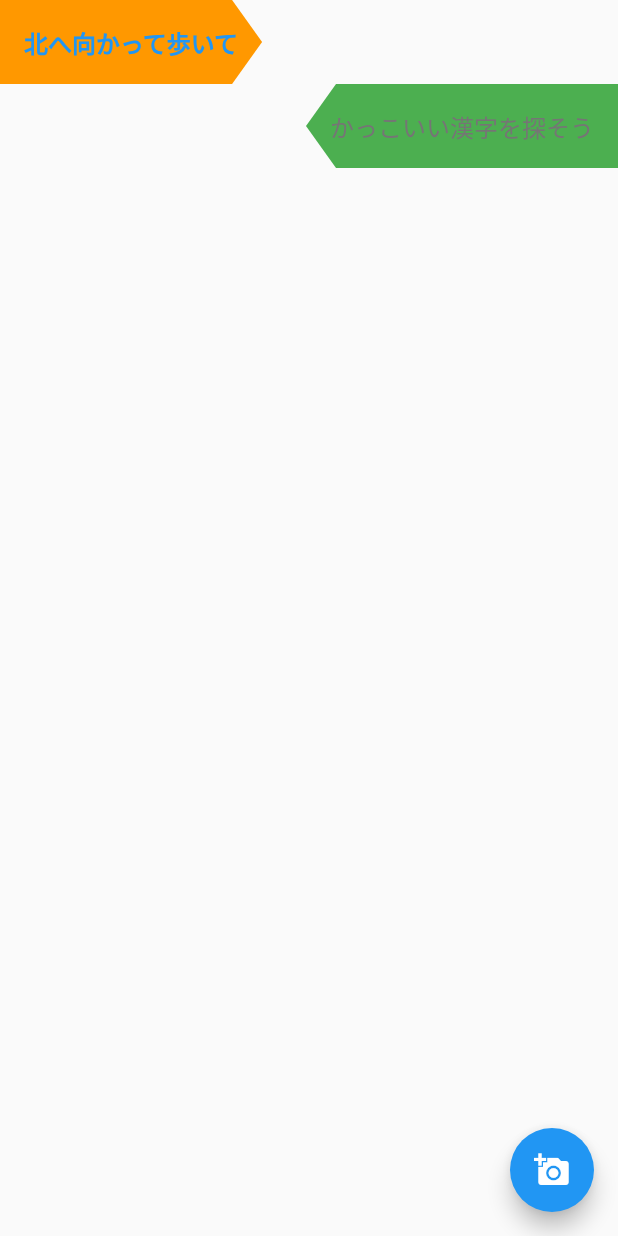
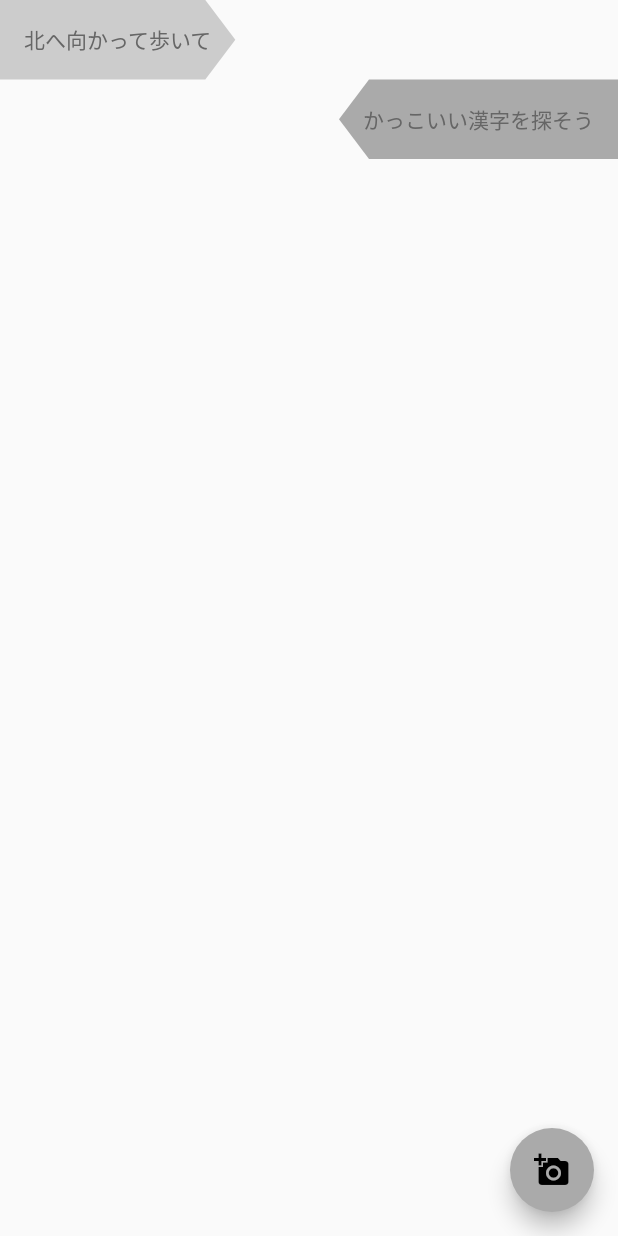
Before and after one commit to tubasasakunn/sanpo, a Flutter app: the screen it shows after launch, after a tap on "すたーと", on a phone screen of 412 x 824 dp. Run offline on Flutter 3.47's test engine with Material 2 defaults, Android fonts, the phone set to English and light mode, and no system bars; our stand-ins replace geocoding, image_picker, location.

Commit message:
色の一元管理

```diff
--- a/lib/main.dart
+++ b/lib/main.dart
@@ -18,11 +18,47 @@ void main() {
 
 
 class MyApp extends StatelessWidget {
+  bool isDarkMode = false;
+
   @override
   Widget build(BuildContext context) {
     return MaterialApp(
       title: 'Random Item Picker',
-      theme: ThemeData(primarySwatch: Colors.blue),
+      theme: ThemeData(
+        brightness: Brightness.light,
+  backgroundColor: Color(0xFFFFFFFF), // 背景色
+        colorScheme: ColorScheme.light(
+        primary:  Color(0xFFCCCCCC), // locationCardの背景
+        secondary: Color(0xFFAAAAAA), //todoCardの背景
+        ),
+  textTheme: TextTheme(
+    bodySmall: TextStyle(color: Color(0xFF666666)), // 初期画面の選択肢
+    bodyMedium: TextStyle(color: Color(0xFF666666)), // カードの文字
+  ),
+  elevatedButtonTheme: ElevatedButtonThemeData(
+    style: ElevatedButton.styleFrom(
+      primary: Color(0xFFE0E0E0), // ボタンの背景色
+    ),
+  ),
+),
+      darkTheme: ThemeData(
+        brightness: Brightness.dark,
+  backgroundColor: Color(0xFF000000),
+        colorScheme: ColorScheme.dark(
+        primary:  Color(0xFF666666),
+        secondary: Color(0xFF999999),
+        ),
+  textTheme: TextTheme(
+    bodySmall: TextStyle(color: Color(0xFFAAAAAA)),
+    bodyMedium: TextStyle(color: Color(0xFF666666)),
+  ),
+  elevatedButtonTheme: ElevatedButtonThemeData(
+    style: ElevatedButton.styleFrom(
+      primary: Color(0xFF333333), // ボタンの背景色
+    ),
+  ),
+),
+      themeMode: isDarkMode ? ThemeMode.dark : ThemeMode.light,
       home: HomeScreen(),
     );
   }
@@ -46,7 +82,7 @@ class HomeScreen extends StatelessWidget {
                   ),
                 );
               },
-              child: Text('すたーと'),  // 追加
+              child: Text('すたーと',style: Theme.of(context).textTheme.bodySmall,),  // 追加
             ),
           ],
         ),
--- a/lib/views/widgets/random_words_card.dart
+++ b/lib/views/widgets/random_words_card.dart
@@ -16,16 +16,12 @@ class RandomWordsCard extends StatelessWidget {
         Align(
   alignment: Alignment.centerLeft,
           child: CustomPaint(
-            painter: RightTrianglePainter(triangleSize),
+            painter: RightTrianglePainter(triangleSize,Theme.of(context).colorScheme.primary),
             child: Container(
               padding: EdgeInsets.all(16),
               child: Text(
                 '$location',
-                style: TextStyle(
-                  fontSize: 16,
-                  fontWeight: FontWeight.bold,
-                  color: Colors.blue,
-                ),
+                style: Theme.of(context).textTheme.bodyMedium,
               ),
             ),
           ),
@@ -33,16 +29,12 @@ class RandomWordsCard extends StatelessWidget {
 Align(
   alignment: Alignment.centerRight,
           child: CustomPaint(
-            painter: LeftTrianglePainter(triangleSize),
+            painter: LeftTrianglePainter(triangleSize,Theme.of(context).colorScheme.secondary),
             child: Container(
               padding: EdgeInsets.all(16),
               child: Text(
                 '$todo',
-                style: TextStyle(
-                  fontSize: 16,
-                  fontWeight: FontWeight.w400,
-                  color: Colors.grey[600],
-                ),
+                style: Theme.of(context).textTheme.bodyMedium,
               ),
             ),
           ),
@@ -54,13 +46,15 @@ Align(
 
 class RightTrianglePainter extends CustomPainter {
   final double triangleSize;
+  final Color paintColor;
 
-  RightTrianglePainter(this.triangleSize);
+
+  RightTrianglePainter(this.triangleSize,this.paintColor);
 
   @override
   void paint(Canvas canvas, Size size) {
     final Paint paint = Paint()
-      ..color = Colors.orange
+      ..color = paintColor
       ..style = PaintingStyle.fill;
 
     final path = Path()
@@ -82,13 +76,14 @@ class RightTrianglePainter extends CustomPainter {
 
 class LeftTrianglePainter extends CustomPainter {
   final double triangleSize;
+  final Color paintColor;
 
-  LeftTrianglePainter(this.triangleSize);
+  LeftTrianglePainter(this.triangleSize,this.paintColor);
 
   @override
   void paint(Canvas canvas, Size size) {
     final Paint paint = Paint()
-      ..color = Colors.green
+      ..color = paintColor
       ..style = PaintingStyle.fill;
 
     final path = Path()
```
